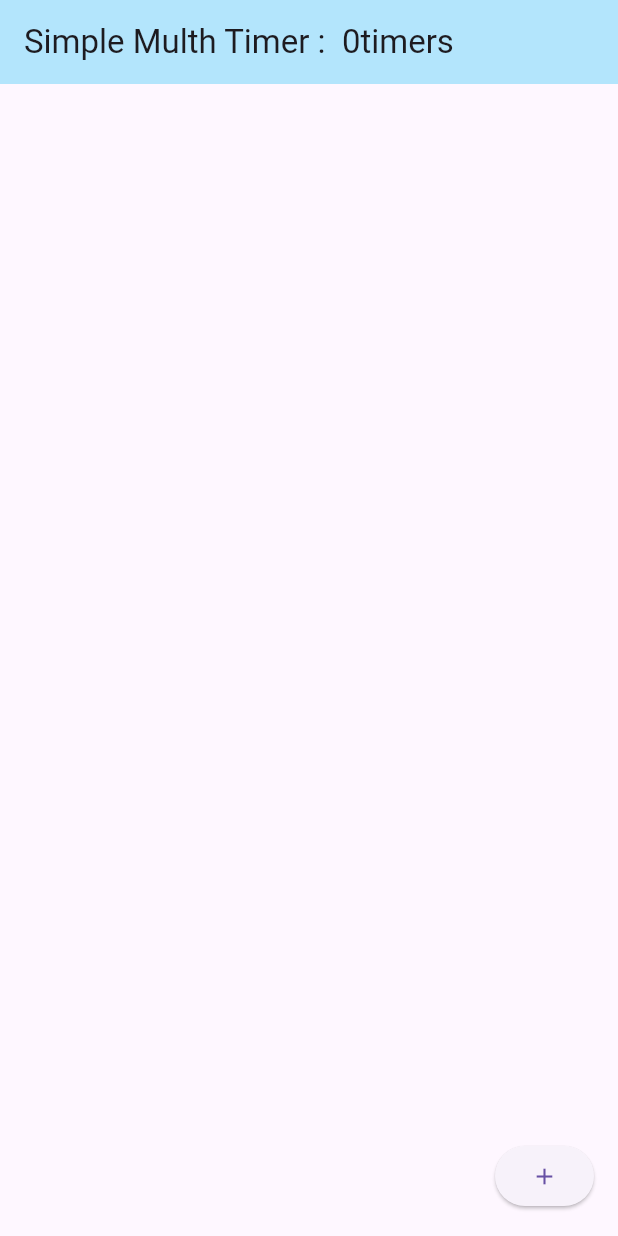
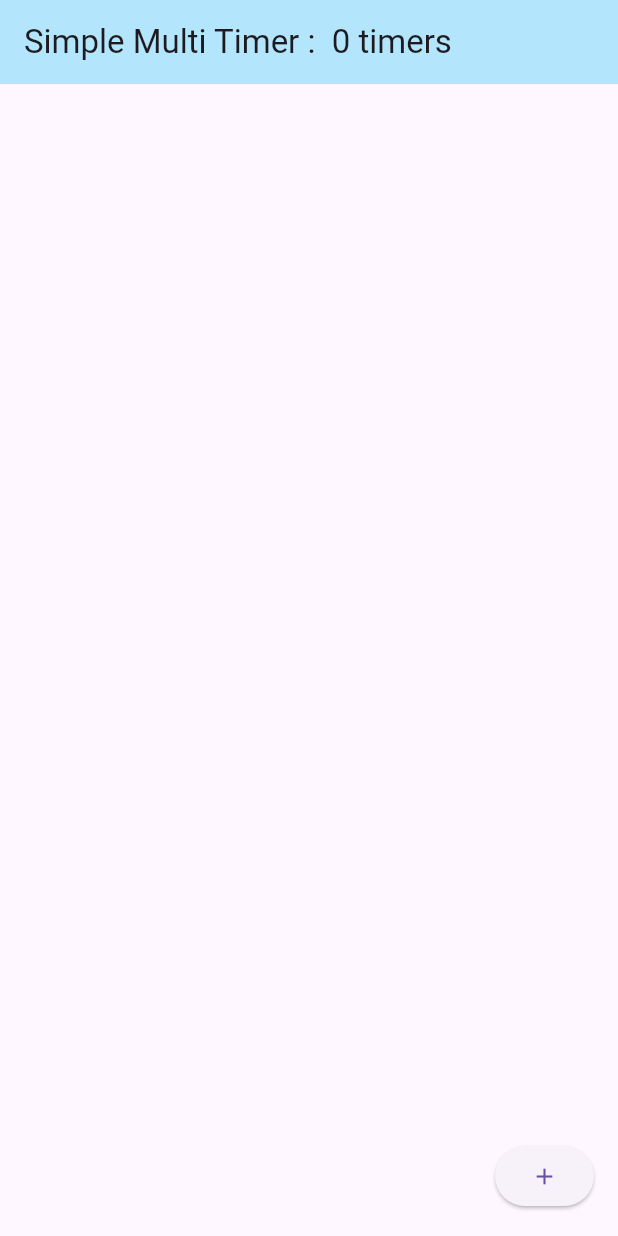
Before and after one commit to MasakiNiwa/SimpleMultiStopwatch, a Flutter app: the screen it shows after launch, on a phone screen of 412 x 824 dp. Run offline on Flutter 3.47's test engine with Material 3 defaults, Android fonts, the phone set to English and light mode, and no system bars.

Commit message:
誤字修正

```diff
--- a/lib/main.dart
+++ b/lib/main.dart
@@ -35,7 +35,7 @@ class _MyHomePageState extends State<MyHomePage> {
     return Scaffold(
       appBar: AppBar(
         title: Text(
-            'Simple Multh Timer :  ' + timers.length.toString() + 'timers'),
+            'Simple Multi Timer :  ' + timers.length.toString() + ' timers'),
         backgroundColor: Colors.lightBlue[100],
       ),
       body: ListView.builder(
```
